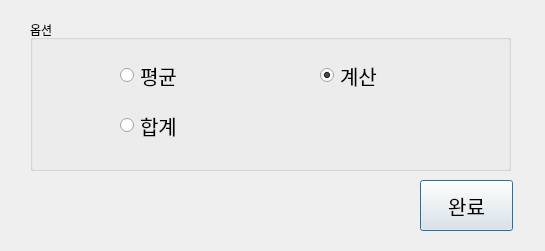
Qt form semi_project/Design/4/3_third_option.ui (koreanbulbasaur/Project) before a commit.
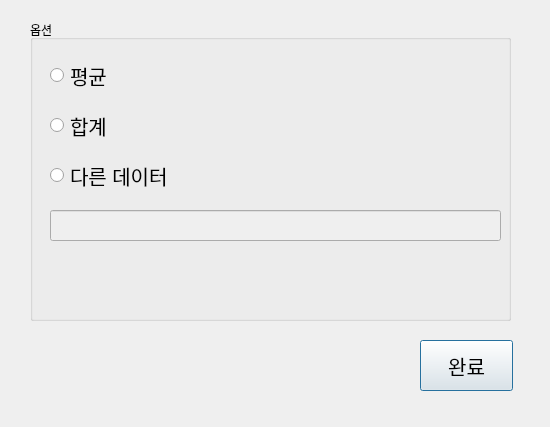
The same form after that commit.

Patch:
```diff
--- a/semi_project/Design/4/3_third_option.ui
+++ b/semi_project/Design/4/3_third_option.ui
@@ -6,8 +6,8 @@
    <rect>
     <x>0</x>
     <y>0</y>
-    <width>545</width>
-    <height>251</height>
+    <width>550</width>
+    <height>427</height>
    </rect>
   </property>
   <property name="windowTitle">
@@ -19,7 +19,7 @@
      <x>30</x>
      <y>20</y>
      <width>481</width>
-     <height>151</height>
+     <height>301</height>
     </rect>
    </property>
    <property name="title">
@@ -28,7 +28,7 @@
    <widget class="QRadioButton" name="mean_radio">
     <property name="geometry">
      <rect>
-      <x>90</x>
+      <x>20</x>
       <y>40</y>
       <width>108</width>
       <height>31</height>
@@ -46,7 +46,7 @@
    <widget class="QRadioButton" name="sum_radio">
     <property name="geometry">
      <rect>
-      <x>90</x>
+      <x>20</x>
       <y>90</y>
       <width>108</width>
       <height>31</height>
@@ -64,9 +64,9 @@
    <widget class="QRadioButton" name="cal_radio">
     <property name="geometry">
      <rect>
-      <x>290</x>
-      <y>40</y>
-      <width>121</width>
+      <x>20</x>
+      <y>140</y>
+      <width>171</width>
       <height>31</height>
      </rect>
     </property>
@@ -76,10 +76,20 @@
      </font>
     </property>
     <property name="text">
-     <string>계산</string>
+     <string>다른 데이터</string>
     </property>
-    <property name="checked">
-     <bool>true</bool>
+   </widget>
+   <widget class="QLineEdit" name="another_text">
+    <property name="enabled">
+     <bool>false</bool>
+    </property>
+    <property name="geometry">
+     <rect>
+      <x>20</x>
+      <y>190</y>
+      <width>451</width>
+      <height>31</height>
+     </rect>
     </property>
    </widget>
   </widget>
@@ -87,7 +97,7 @@
    <property name="geometry">
     <rect>
      <x>420</x>
-     <y>180</y>
+     <y>340</y>
      <width>93</width>
      <height>51</height>
     </rect>
```
Left out of the diff: 2 changed lines with no effect on the pictures.
